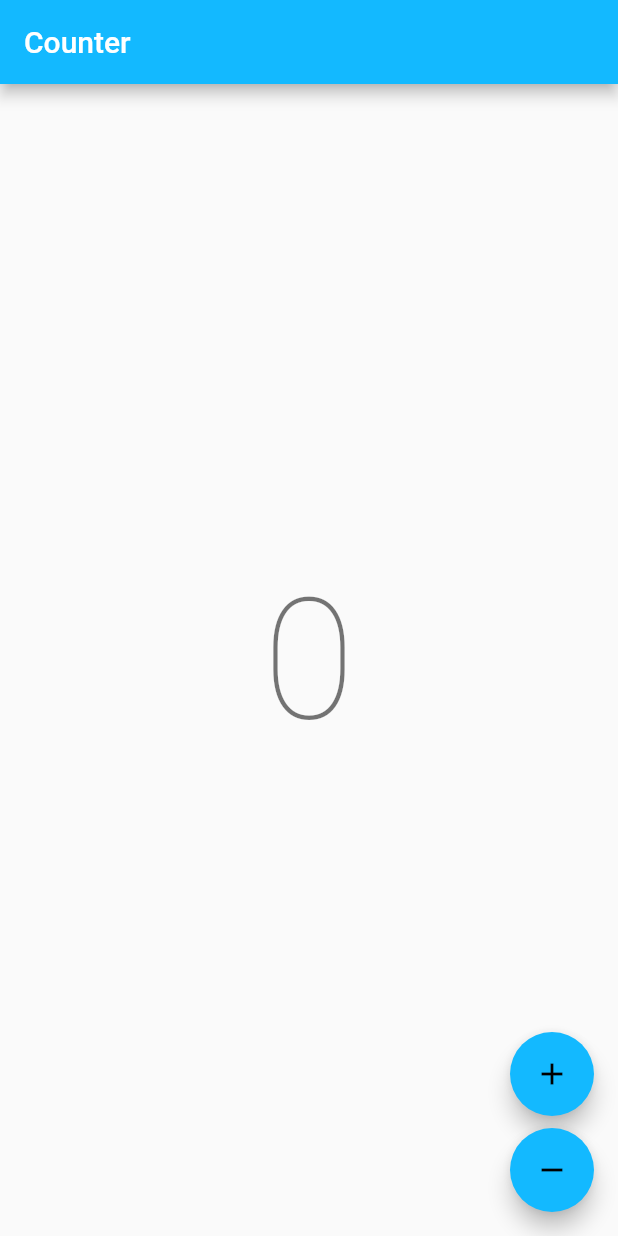
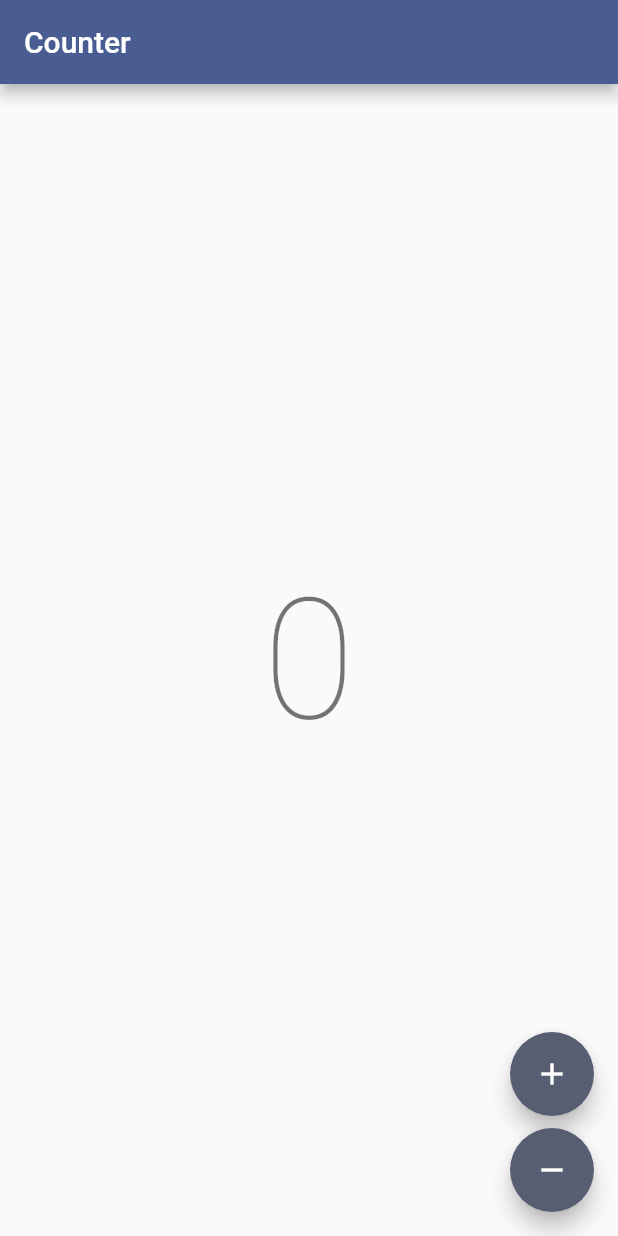
Before and after one commit to wednesdei/vg_bloccounter, a Flutter app: the screen it shows after launch, on a phone screen of 412 x 824 dp. Run offline on Flutter 3.47's test engine with Material 2 defaults, Android fonts, the light colour scheme and no system bars; drawn by our look-alikes of dynamic_color; our stand-ins replace bloc, flutter_bloc; generated files the repository leaves out were written again.

Commit message:
Added light and dark dynamic themes

```diff
--- a/lib/app/view/app.dart
+++ b/lib/app/view/app.dart
@@ -7,20 +7,50 @@
 
 import 'package:bloccounter/counter/counter.dart';
 import 'package:bloccounter/l10n/l10n.dart';
+import 'package:dynamic_color/dynamic_color.dart';
 import 'package:flutter/material.dart';
 import 'package:flutter_localizations/flutter_localizations.dart';
+
+CustomColors lightCustomColors = const CustomColors(danger: Color(0xFFE53935));
+CustomColors darkCustomColors = const CustomColors(danger: Color(0xFFEF9A9A));
 
 class App extends StatelessWidget {
   const App({super.key});
 
   @override
   Widget build(BuildContext context) {
+    // Wrap MaterialApp with a DynamicColorBuilder
+    return DynamicColorBuilder(
+      builder: (ColorScheme? lightDynamic, ColorScheme? darkDynamic) {
+        ColorScheme lightColorScheme;
+        ColorScheme darkColorScheme;
+
+        if (lightDynamic != null && darkDynamic != null) {
+          // On Android S+ devices, use the provided dynamic color scheme.
+          // (Recommended) Harmonize the dynamic color scheme built-in semantic
+          // colors.
+          lightColorScheme = lightDynamic.harmonized();
+          // Repeat for the dark color scheme.
+          darkColorScheme = darkDynamic.harmonized();
+        } else {
+          // Otherwise, use fallback schemes.
+          lightColorScheme = ColorScheme.fromSeed(
+            seedColor: const Color(0xFF383C4A),
+          );
+          darkColorScheme = ColorScheme.fromSeed(
+            seedColor: const Color(0xFFF2E2FF),
+            brightness: Brightness.dark,
+          );
+        }
+
         return MaterialApp(
           theme: ThemeData(
-        appBarTheme: const AppBarTheme(color: Color(0xFF13B9FF)),
-        colorScheme: ColorScheme.fromSwatch(
-          accentColor: const Color(0xFF13B9FF),
+            colorScheme: lightColorScheme,
+            extensions: [lightCustomColors],
           ),
+          darkTheme: ThemeData(
+            colorScheme: darkColorScheme,
+            extensions: [darkCustomColors],
           ),
           localizationsDelegates: const [
             AppLocalizations.delegate,
@@ -28,6 +58,39 @@ class App extends StatelessWidget {
           ],
           supportedLocales: AppLocalizations.supportedLocales,
           home: const CounterPage(),
+          debugShowCheckedModeBanner: false,
+        );
+      },
     );
   }
 }
+
+@immutable
+class CustomColors extends ThemeExtension<CustomColors> {
+  const CustomColors({
+    required this.danger,
+  });
+
+  final Color? danger;
+
+  @override
+  CustomColors copyWith({Color? danger}) {
+    return CustomColors(
+      danger: danger ?? this.danger,
+    );
+  }
+
+  @override
+  CustomColors lerp(ThemeExtension<CustomColors>? other, double t) {
+    if (other is! CustomColors) {
+      return this;
+    }
+    return CustomColors(
+      danger: Color.lerp(danger, other.danger, t),
+    );
+  }
+
+  CustomColors harmonized(ColorScheme dynamic) {
+    return copyWith(danger: danger!.harmonizeWith(dynamic.primary));
+  }
+}
--- a/pubspec.yaml
+++ b/pubspec.yaml
@@ -8,6 +8,7 @@ environment:
 
 dependencies:
   bloc: ^8.0.3
+  dynamic_color: ^1.4.0
   flutter:
     sdk: flutter
   flutter_bloc: ^8.0.1
```
Also changed, not shown: pubspec.lock, 2 other files. Lines whose indentation alone changed are shown as unchanged.
